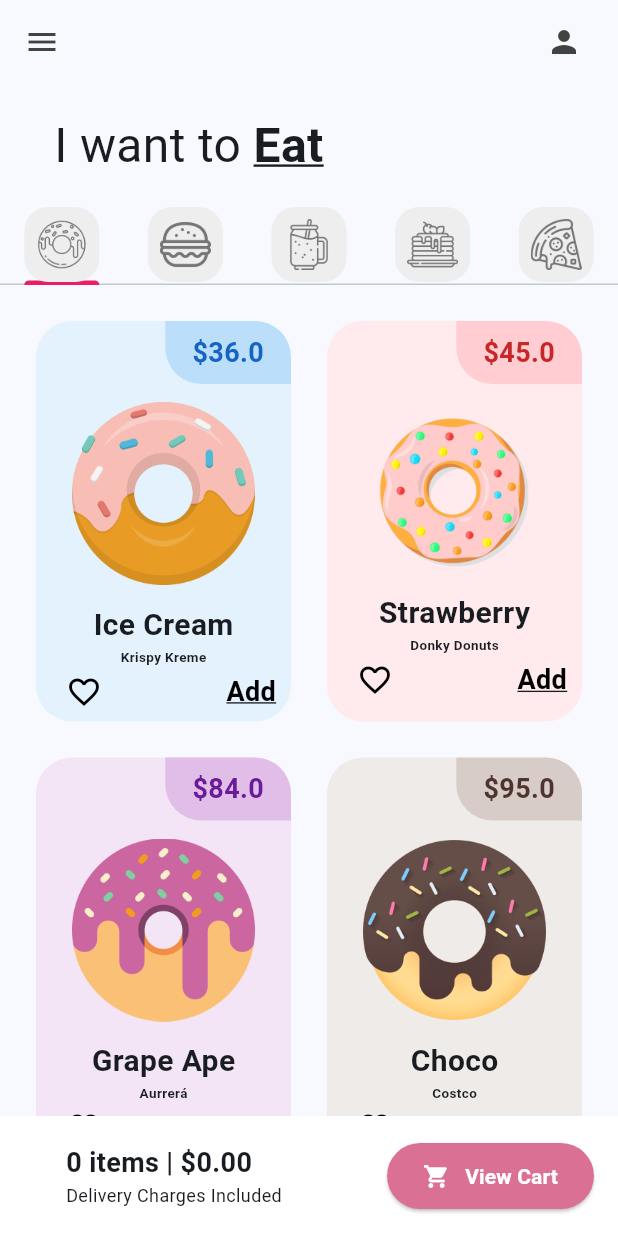
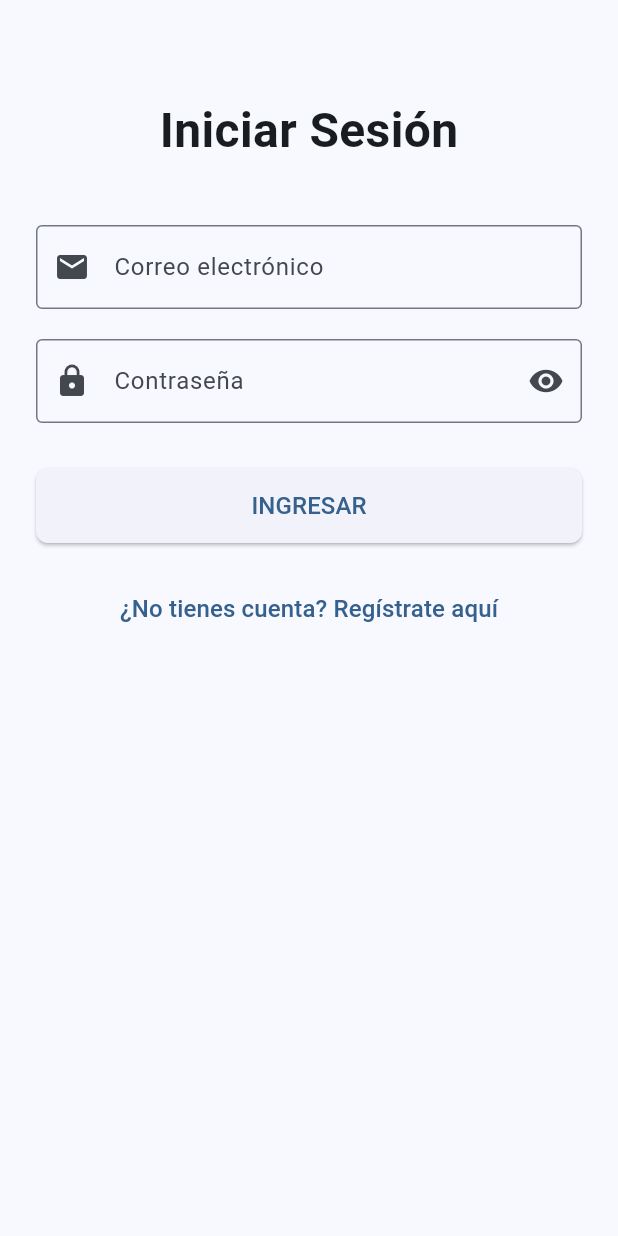
Before and after one commit to AMCC107/flutter_application_1, a Flutter app: the screen it shows after launch, on a phone screen of 412 x 824 dp. Run offline on Flutter 3.47's test engine with Material 3 defaults, Android fonts, the phone set to English and light mode, and no system bars; our stand-ins replace shared_preferences.

Commit message:
adding a login page

```diff
--- /dev/null
+++ b/devtools_options.yaml
@@ -0,0 +1,3 @@
+description: This file stores settings for Dart & Flutter DevTools.
+documentation: https://docs.flutter.dev/tools/devtools/extensions#configure-extension-enablement-states
+extensions:
--- a/lib/main.dart
+++ b/lib/main.dart
@@ -1,7 +1,12 @@
 import 'package:flutter_application_1/pages/home_page.dart';
+import 'package:flutter_application_1/pages/login_page.dart';
 import 'package:flutter/material.dart';
+import 'package:shared_preferences/shared_preferences.dart';
 
-void main() {
+void main() async {
+  WidgetsFlutterBinding
+      .ensureInitialized(); // Necesario para SharedPreferences en web
+  await SharedPreferences.getInstance(); // Inicializa antes de usarlo
   runApp(const MyApp());
 }
 
@@ -19,7 +24,7 @@ class MyApp extends StatelessWidget {
         colorScheme: ColorScheme.fromSeed(seedColor: Colors.blue),
         useMaterial3: true,
       ),
-      home: const HomePage(),
+      home: const Login(),
     );
   }
 }
--- /dev/null
+++ b/lib/pages/login_page.dart
@@ -0,0 +1,171 @@
+import 'package:flutter_application_1/pages/home_page.dart';
+import 'package:flutter_application_1/services/auth_service.dart';
+import 'package:flutter/material.dart';
+
+class Login extends StatefulWidget {
+  const Login({super.key});
+
+  @override
+  State<Login> createState() => _LoginState();
+}
+
+class _LoginState extends State<Login> {
+  final _formKey = GlobalKey<FormState>();
+  bool _obscureText = true;
+  bool _isLoading = false;
+
+  final TextEditingController _emailController = TextEditingController();
+  final TextEditingController _passwordController = TextEditingController();
+
+  Future<void> _loginUser() async {
+    if (_formKey.currentState!.validate()) {
+      setState(() => _isLoading = true);
+
+      try {
+        final success = await AuthService.login(
+          _emailController.text.trim(),
+          _passwordController.text.trim(),
+        );
+
+        if (success) {
+          // Debug: Verifica si el token se guardó
+          final token = await AuthService.getToken();
+          print(
+              'Token después de login: $token'); // ← Esto debe mostrar el token
+
+          if (!mounted) return;
+          Navigator.pushReplacement(
+            context,
+            MaterialPageRoute(builder: (context) => const HomePage()),
+          );
+        } else {
+          if (!mounted) return;
+          ScaffoldMessenger.of(context).showSnackBar(
+            const SnackBar(content: Text("Credenciales incorrectas")),
+          );
+        }
+      } catch (e) {
+        if (!mounted) return;
+        ScaffoldMessenger.of(context).showSnackBar(
+          SnackBar(content: Text("Error de conexión: ${e.toString()}")),
+        );
+      } finally {
+        if (mounted) {
+          setState(() => _isLoading = false);
+        }
+      }
+    }
+  }
+
+  @override
+  void dispose() {
+    _emailController.dispose();
+    _passwordController.dispose();
+    super.dispose();
+  }
+
+  @override
+  Widget build(BuildContext context) {
+    return Scaffold(
+      body: SafeArea(
+        child: SingleChildScrollView(
+          padding: const EdgeInsets.all(24.0),
+          child: Form(
+            key: _formKey,
+            child: Column(
+              mainAxisAlignment: MainAxisAlignment.center,
+              children: [
+                const SizedBox(height: 40),
+                const Text(
+                  "Iniciar Sesión",
+                  style: TextStyle(
+                    fontSize: 32,
+                    fontWeight: FontWeight.bold,
+                  ),
+                ),
+                const SizedBox(height: 40),
+                TextFormField(
+                  controller: _emailController,
+                  decoration: const InputDecoration(
+                    labelText: "Correo electrónico",
+                    border: OutlineInputBorder(),
+                    prefixIcon: Icon(Icons.email),
+                  ),
+                  keyboardType: TextInputType.emailAddress,
+                  validator: (value) {
+                    if (value == null || value.isEmpty) {
+                      return "Por favor ingrese su correo";
+                    }
+                    if (!RegExp(r'^[\w-\.]+@([\w-]+\.)+[\w-]{2,4}$')
+                        .hasMatch(value)) {
+                      return "Ingrese un correo válido";
+                    }
+                    return null;
+                  },
+                ),
+                const SizedBox(height: 20),
+                TextFormField(
+                  controller: _passwordController,
+                  obscureText: _obscureText,
+                  decoration: InputDecoration(
+                    labelText: "Contraseña",
+                    border: const OutlineInputBorder(),
+                    prefixIcon: const Icon(Icons.lock),
+                    suffixIcon: IconButton(
+                      icon: Icon(
+                        _obscureText ? Icons.visibility : Icons.visibility_off,
+                      ),
+                      onPressed: () {
+                        setState(() {
+                          _obscureText = !_obscureText;
+                        });
+                      },
+                    ),
+                  ),
+                  validator: (value) {
+                    if (value == null || value.isEmpty) {
+                      return "Por favor ingrese su contraseña";
+                    }
+                    if (value.length < 6) {
+                      return "La contraseña debe tener al menos 6 caracteres";
+                    }
+                    return null;
+                  },
+                ),
+                const SizedBox(height: 30),
+                SizedBox(
+                  width: double.infinity,
+                  height: 50,
+                  child: ElevatedButton(
+                    onPressed: _isLoading ? null : _loginUser,
+                    style: ElevatedButton.styleFrom(
+                      shape: RoundedRectangleBorder(
+                        borderRadius: BorderRadius.circular(8),
+                      ),
+                    ),
+                    child: _isLoading
+                        ? const CircularProgressIndicator()
+                        : const Text(
+                            "INGRESAR",
+                            style: TextStyle(fontSize: 16),
+                          ),
+                  ),
+                ),
+                const SizedBox(height: 20),
+                TextButton(
+                  onPressed: _isLoading
+                      ? null
+                      : () => Navigator.pushNamed(context, "/signup"),
+                  child: const Text(
+                    "¿No tienes cuenta? Regístrate aquí",
+                    style: TextStyle(fontSize: 16),
+                  ),
+                ),
+              ],
+            ),
+          ),
+        ),
+      ),
+    );
+  }
+}
--- a/pubspec.yaml
+++ b/pubspec.yaml
@@ -35,6 +35,10 @@ dependencies:
   # Use with the CupertinoIcons class for iOS style icons.
   cupertino_icons: ^1.0.8
   http: ^1.4.0
+  dio: ^5.3.0
+  flutter_secure_storage: ^8.0.0
+  shared_preferences: ^2.3.3
+
 dev_dependencies:
   flutter_test:
     sdk: flutter
```
Also changed, not shown: lib/services/auth_service.dart (added, +44 -0 lines), lib/services/product_service.dart (+37 -25 lines), pubspec.lock, 5 other files.
